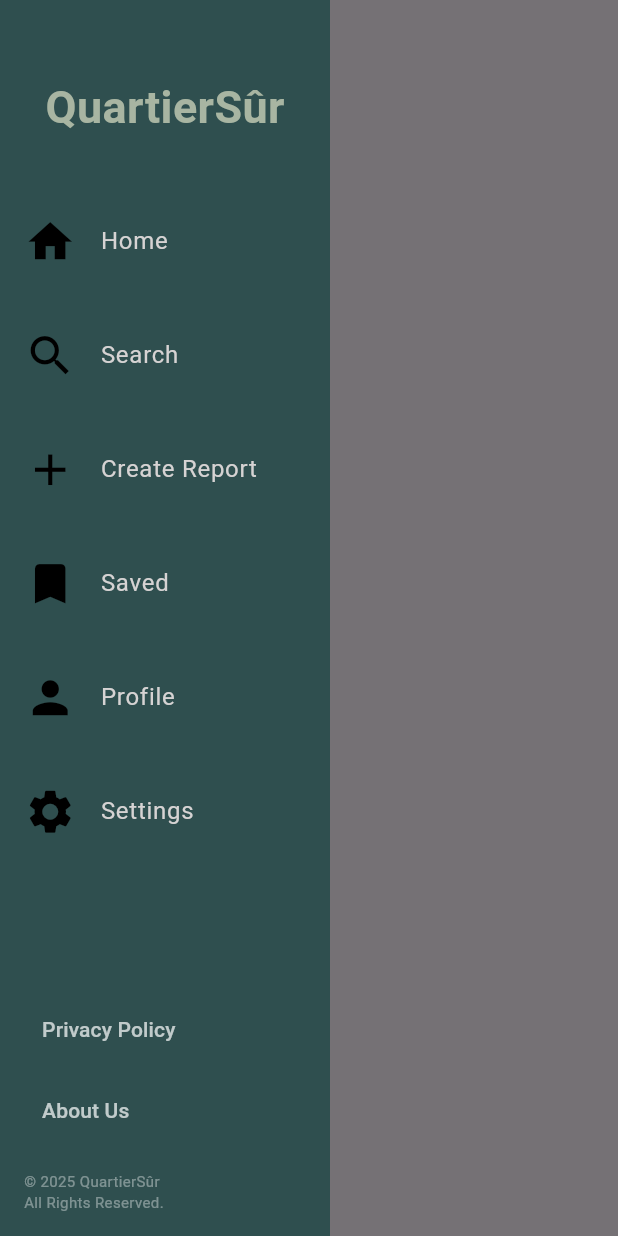
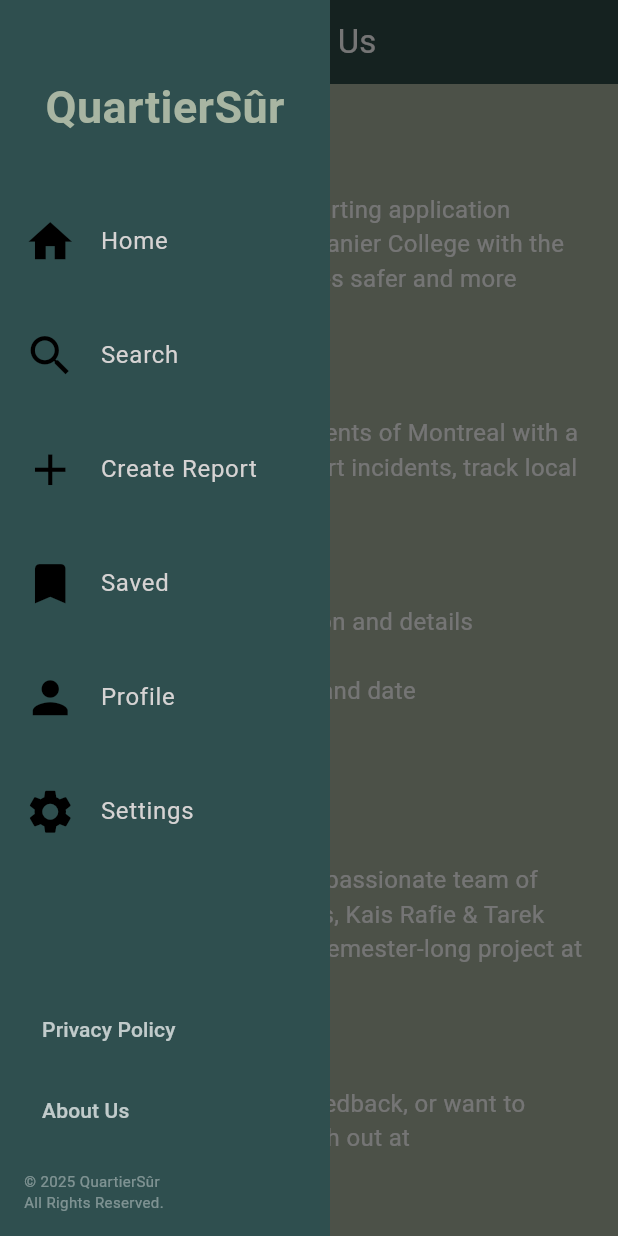
Before and after one commit to KaiRafie/AppDev, a Flutter app: the AboutUsPage screen opened directly, with the side drawer open, on a phone screen of 412 x 824 dp. Run offline on Flutter 3.47's test engine with Material 3 defaults, Android fonts, the phone set to English and light mode, and no system bars; our stand-ins replace cloud_firestore, firebase_core, flutter_local_notifications, geocoding, location; accounts and stored records are empty.

Commit message:
Create about us page

```diff
--- a/lib/settings/aboutus.dart
+++ b/lib/settings/aboutus.dart
@@ -7,7 +7,87 @@
   @override
   Widget build(BuildContext context) {
     return Scaffold(
-      drawer: SideBar(selectedIndex: 6,),
+      drawer: SideBar(selectedIndex: 6),
+      backgroundColor: const Color(0xFFA6B19E),
+      appBar: AppBar(
+        backgroundColor: const Color(0xFF2D4A46),
+        title: const Text("About Us", style: TextStyle(color: Colors.white)),
+        centerTitle: true,
+      ),
+      body: Padding(
+        padding: const EdgeInsets.all(20),
+        child: SingleChildScrollView(
+          child: Column(
+            crossAxisAlignment: CrossAxisAlignment.start,
+            children: const [
+              Text(
+                "Quartier Sûr",
+                style: TextStyle(
+                  fontSize: 28,
+                  fontWeight: FontWeight.bold,
+                  color: Colors.white,
+                ),
+              ),
+              SizedBox(height: 12),
+              Text(
+                "Quartier Sûr is a crime reporting application developed by "
+                    "students at Vanier College with the goal of making "
+                    "communities safer and more informed.",
+                style: TextStyle(fontSize: 16, color: Colors.white),
+              ),
+              SizedBox(height: 20),
+              Text(
+                "Purpose",
+                style: TextStyle(fontSize: 20, fontWeight: FontWeight.bold, color: Colors.white),
+              ),
+              SizedBox(height: 8),
+              Text(
+                "Our goal is to provide residents of Montreal with a quick and "
+                    "easy way to report incidents, track local crimes, and stay"
+                    " alert.",
+                style: TextStyle(fontSize: 16, color: Colors.white),
+              ),
+              SizedBox(height: 20),
+              Text(
+                "Features",
+                style: TextStyle(fontSize: 20, fontWeight: FontWeight.bold, color: Colors.white),
+              ),
+              SizedBox(height: 8),
+              Text(
+                "- Report crimes with location and details\n"
+                    "- Save and track incidents\n"
+                    "- Search by keyword, area, and date\n"
+                    "- Emergency call shortcut\n"
+                    "- Clean and accessible UI",
+                style: TextStyle(fontSize: 16, color: Colors.white),
+              ),
+              SizedBox(height: 20),
+              Text(
+                "Our Team",
+                style: TextStyle(fontSize: 20, fontWeight: FontWeight.bold, color: Colors.white),
+              ),
+              SizedBox(height: 8),
+              Text(
+                "Quartier Sûr was built by a passionate team of Computer Science"
+                    " students, Kais Rafie & Tarek Abou Chahin, as part of a "
+                    "semester-long project at Vanier College.",
+                style: TextStyle(fontSize: 16, color: Colors.white),
+              ),
+              SizedBox(height: 20),
+              Text(
+                "Contact Us",
+                style: TextStyle(fontSize: 20, fontWeight: FontWeight.bold, color: Colors.white),
+              ),
+              SizedBox(height: 8),
+              Text(
+                "If you have suggestions, feedback, or want to contribute, feel "
+                    "free to reach out at quartier_sur@gmail.com.",
+                style: TextStyle(fontSize: 16, color: Colors.white),
+              ),
+            ],
+          ),
+        ),
+      ),
     );
   }
 }
```
